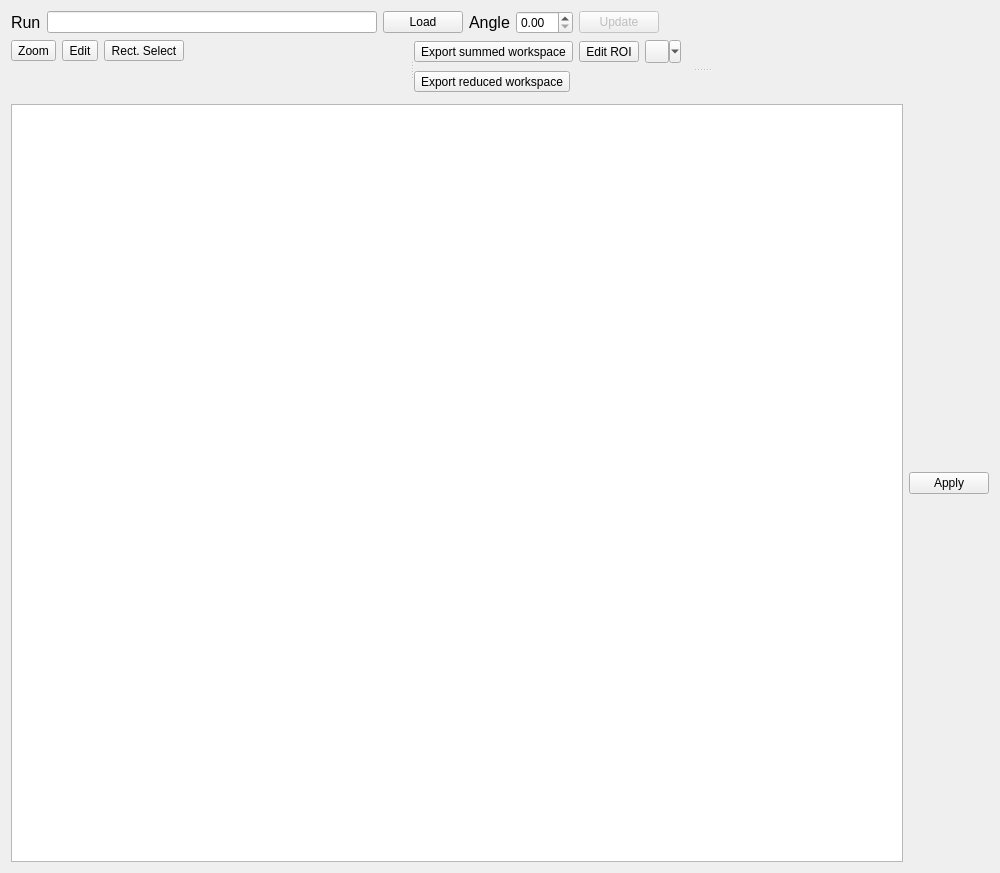
This is qt/scientific_interfaces/ISISReflectometry/GUI/Preview/PreviewWidget.ui in mantidproject/mantid as Qt 5 draws it before an edit. The edited form follows.
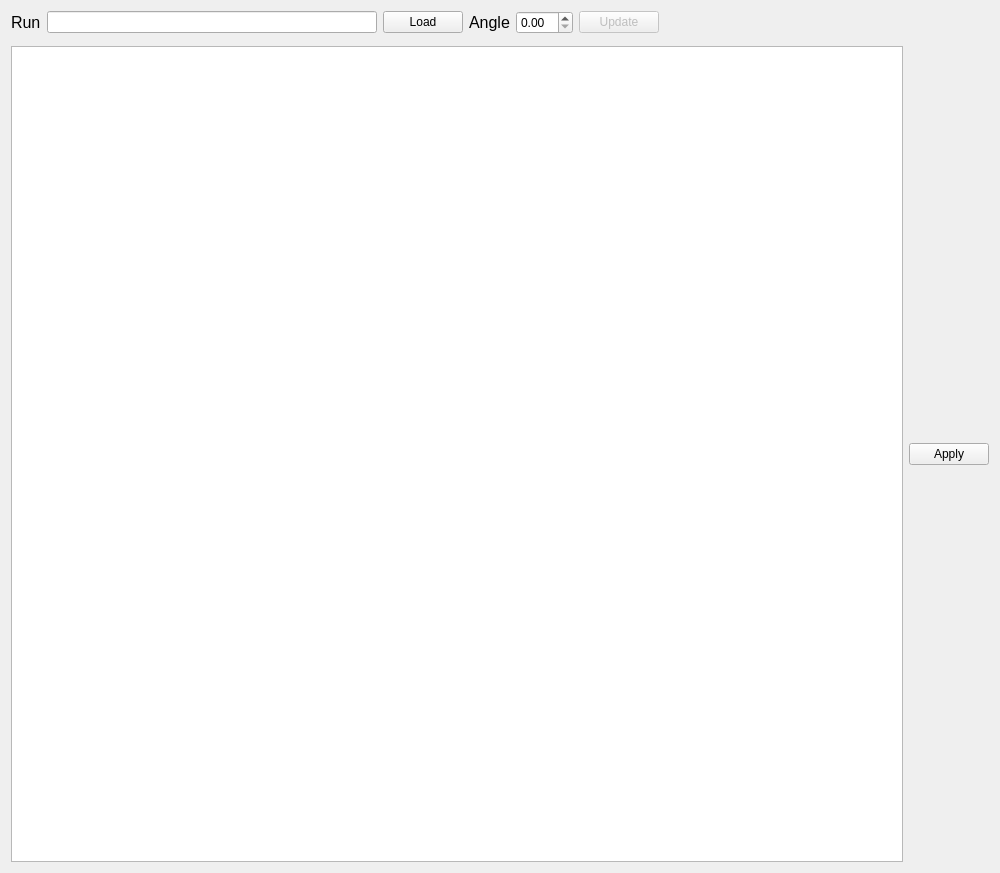
This is the edited form. Custom widgets are drawn as their Qt base class.

Commit message:
Remove (to be) docked widgets from PreviewView UI
RE #34670

Diff of the .ui file:
```diff
--- a/qt/scientific_interfaces/ISISReflectometry/GUI/Preview/PreviewWidget.ui
+++ b/qt/scientific_interfaces/ISISReflectometry/GUI/Preview/PreviewWidget.ui
@@ -101,63 +101,6 @@
      <property name="orientation">
       <enum>Qt::Horizontal</enum>
      </property>
-     <widget class="QWidget" name="instViewayoutWidget">
-      <layout class="QVBoxLayout" name="inst_view_layout">
-       <item>
-        <layout class="QHBoxLayout" name="inst_view_toolbar_layout">
-         <property name="sizeConstraint">
-          <enum>QLayout::SetMinimumSize</enum>
-         </property>
-         <item>
-          <widget class="QToolButton" name="iv_zoom_button">
-           <property name="toolTip">
-            <string>Move the instrument</string>
-           </property>
-           <property name="text">
-            <string>Zoom</string>
-           </property>
-          </widget>
-         </item>
-         <item>
-          <widget class="QToolButton" name="iv_edit_button">
-           <property name="toolTip">
-            <string>Select and edit shapes</string>
-           </property>
-           <property name="text">
-            <string>Edit</string>
-           </property>
-          </widget>
-         </item>
-         <item>
-          <widget class="QToolButton" name="iv_rect_select_button">
-           <property name="toolTip">
-            <string>Draw a rectangle</string>
-           </property>
-           <property name="text">
-            <string>Rect. Select</string>
-           </property>
-          </widget>
-         </item>
-         <item>
-          <spacer name="iv_toolbar_spacer">
-           <property name="orientation">
-            <enum>Qt::Horizontal</enum>
-           </property>
-           <property name="sizeHint" stdset="0">
-            <size>
-             <width>40</width>
-             <height>20</height>
-            </size>
-           </property>
-          </spacer>
-         </item>
-        </layout>
-       </item>
-       <item>
-        <widget class="QWidget" name="inst_view_placeholder" native="true"/>
-       </item>
-      </layout>
-     </widget>
      <widget class="QSplitter" name="subplot_splitter">
       <property name="orientation">
        <enum>Qt::Vertical</enum>
@@ -165,90 +108,6 @@
       <property name="handleWidth">
        <number>2</number>
       </property>
-      <widget class="QWidget" name="rsPlotLayoutWidget">
-       <layout class="QVBoxLayout" name="rs_plot_layout">
-        <item>
-         <layout class="QHBoxLayout" name="horizontalLayout">
-          <item>
-           <widget class="QToolButton" name="rs_ads_export_button">
-            <property name="toolTip">
-             <string>Export the summed workspace to the workspaces list</string>
-            </property>
-            <property name="text">
-             <string>Export summed workspace</string>
-            </property>
-           </widget>
-          </item>
-          <item>
-           <widget class="QToolButton" name="rs_edit_button">
-            <property name="toolTip">
-             <string>Edit a rectangular region of interest</string>
-            </property>
-            <property name="text">
-             <string>Edit ROI</string>
-            </property>
-           </widget>
-          </item>
-          <item>
-           <widget class="QToolButton" name="rs_rect_select_button">
-            <property name="toolTip">
-             <string>Select a rectangular region of interest</string>
-            </property>
-            <property name="text">
-             <string/>
-            </property>
-            <property name="popupMode">
-             <enum>QToolButton::MenuButtonPopup</enum>
-            </property>
-            <property name="toolButtonStyle">
-             <enum>Qt::ToolButtonTextBesideIcon</enum>
-            </property>
-           </widget>
-          </item>
-          <item>
-           <spacer name="rs_toolbar_spacer">
-            <property name="orientation">
-             <enum>Qt::Horizontal</enum>
-            </property>
-            <property name="sizeHint" stdset="0">
-             <size>
-              <width>40</width>
-              <height>20</height>
-             </size>
-            </property>
-           </spacer>
-          </item>
-         </layout>
-        </item>
-        <item>
-         <widget class="QWidget" name="region_selector" native="true"/>
-        </item>
-       </layout>
-      </widget>
-      <widget class="QWidget" name="linePlotLayoutWidget">
-       <layout class="QVBoxLayout" name="line_plot_layout">
-        <item>
-         <widget class="QToolButton" name="lp_ads_export_button">
-          <property name="toolTip">
-           <string>Export the reduced workspace to the workspaces list</string>
-          </property>
-          <property name="text">
-           <string>Export reduced workspace</string>
-          </property>
-         </widget>
-        </item>
-        <item>
-         <widget class="MantidQt::MantidWidgets::QtPlotView" name="line_plot" native="true">
-          <property name="toolTip">
-           <string>Reduced data. Use right-click for plot options</string>
-          </property>
-          <property name="toolTipDuration">
-           <number>2000</number>
-          </property>
-         </widget>
-        </item>
-       </layout>
-      </widget>
      </widget>
     </widget>
    </item>
@@ -271,14 +130,6 @@
    </item>
   </layout>
  </widget>
- <customwidgets>
-  <customwidget>
-   <class>MantidQt::MantidWidgets::QtPlotView</class>
-   <extends>QWidget</extends>
-   <header>MantidQtWidgets/Plotting/PlotWidget/QtPlotView.h</header>
-   <container>1</container>
-  </customwidget>
- </customwidgets>
  <tabstops>
   <tabstop>workspace_line_edit</tabstop>
   <tabstop>rs_ads_export_button</tabstop>
```
Left out of the diff: 5 changed lines with no effect on the pictures.
